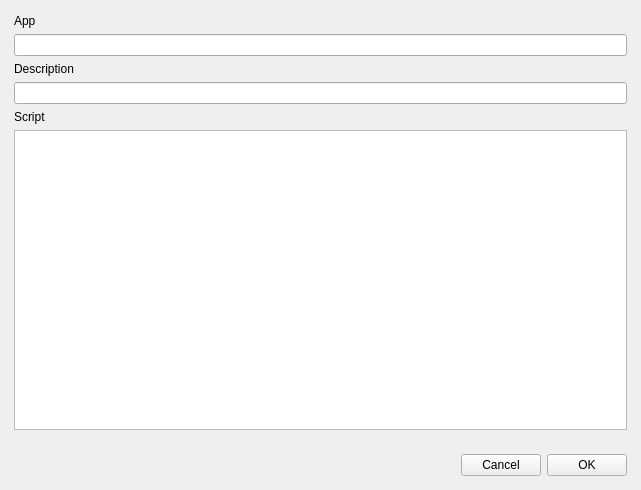
Old version of the form wfnodeedit_dialog.ui in the repository cplauncher/CPLauncher.
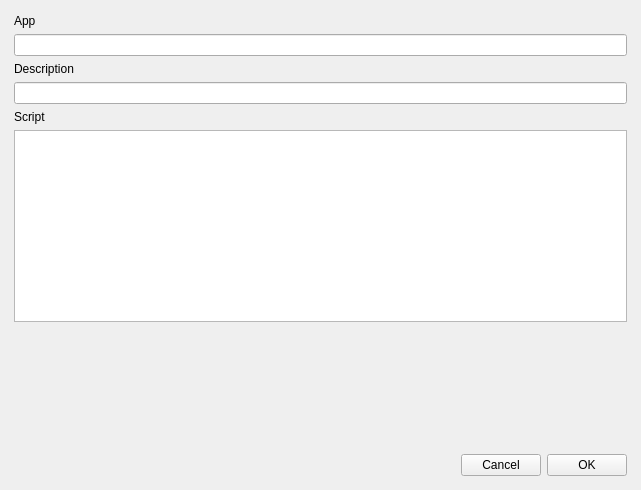
New version of the form. The open tabs and pages were chosen to show the change. Custom widgets are drawn as their Qt base class.

Commit message: set smaller tab width in most text edit components

Diff of the .ui file:
```diff
--- a/wfnodeedit_dialog.ui
+++ b/wfnodeedit_dialog.ui
@@ -129,7 +129,11 @@
         </widget>
        </item>
        <item row="5" column="0" colspan="2">
-        <widget class="QPlainTextEdit" name="scriptingScriptEdit"/>
+        <widget class="QPlainTextEdit" name="scriptingScriptEdit">
+         <property name="tabStopDistance">
+          <double>20.000000000000000</double>
+         </property>
+        </widget>
        </item>
        <item row="0" column="0">
         <widget class="QLabel" name="label_3">
@@ -138,6 +142,19 @@
          </property>
         </widget>
        </item>
+       <item row="6" column="0">
+        <spacer name="verticalSpacer_2">
+         <property name="orientation">
+          <enum>Qt::Vertical</enum>
+         </property>
+         <property name="sizeHint" stdset="0">
+          <size>
+           <width>20</width>
+           <height>40</height>
+          </size>
+         </property>
+        </spacer>
+       </item>
       </layout>
      </widget>
      <widget class="QWidget" name="playSoundPanel">
```
Left out of the diff: 35 changed lines with no effect on the pictures.
